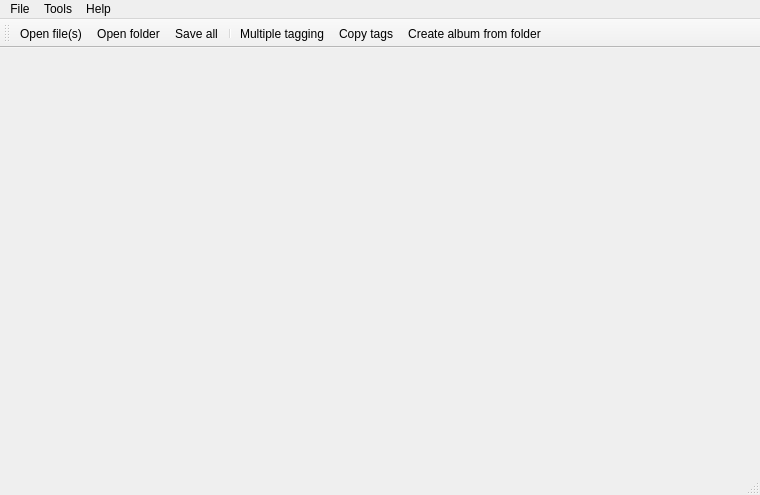
Old version of the form mainwindow.ui in the repository amethystant/Qtag.
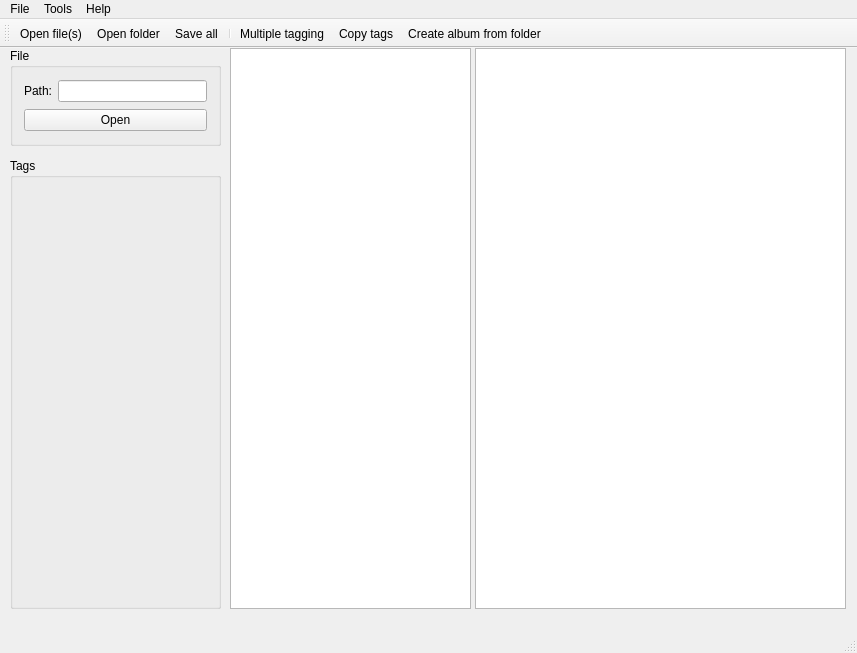
New version of the form. Icons and pictures are not drawn.

Commit message: Added action icons, shortcuts, and some central widgets

Diff of the .ui file:
```diff
--- a/mainwindow.ui
+++ b/mainwindow.ui
@@ -6,8 +6,8 @@
    <rect>
     <x>0</x>
     <y>0</y>
-    <width>760</width>
-    <height>495</height>
+    <width>857</width>
+    <height>653</height>
    </rect>
   </property>
   <property name="minimumSize">
@@ -22,13 +22,83 @@
   <property name="locale">
    <locale language="English" country="UnitedStates"/>
   </property>
-  <widget class="QWidget" name="centralWidget"/>
+  <widget class="QWidget" name="centralWidget">
+   <widget class="QTableView" name="tableView">
+    <property name="geometry">
+     <rect>
+      <x>475</x>
+      <y>0</y>
+      <width>371</width>
+      <height>561</height>
+     </rect>
+    </property>
+   </widget>
+   <widget class="QTreeView" name="treeView">
+    <property name="geometry">
+     <rect>
+      <x>230</x>
+      <y>0</y>
+      <width>241</width>
+      <height>561</height>
+     </rect>
+    </property>
+   </widget>
+   <widget class="QGroupBox" name="groupBox_file">
+    <property name="geometry">
+     <rect>
+      <x>10</x>
+      <y>0</y>
+      <width>211</width>
+      <height>98</height>
+     </rect>
+    </property>
+    <property name="title">
+     <string>File</string>
+    </property>
+    <layout class="QVBoxLayout" name="verticalLayout">
+     <item>
+      <layout class="QHBoxLayout" name="horizontalLayout">
+       <item>
+        <widget class="QLabel" name="label_path">
+         <property name="text">
+          <string>Path:</string>
+         </property>
+        </widget>
+       </item>
+       <item>
+        <widget class="QLineEdit" name="lineEdit_path"/>
+       </item>
+      </layout>
+     </item>
+     <item>
+      <widget class="QPushButton" name="pushButton">
+       <property name="text">
+        <string>Open</string>
+       </property>
+      </widget>
+     </item>
+    </layout>
+   </widget>
+   <widget class="QGroupBox" name="groupBox">
+    <property name="geometry">
+     <rect>
+      <x>10</x>
+      <y>110</y>
+      <width>211</width>
+      <height>451</height>
+     </rect>
+    </property>
+    <property name="title">
+     <string>Tags</string>
+    </property>
+   </widget>
+  </widget>
   <widget class="QMenuBar" name="menuBar">
    <property name="geometry">
     <rect>
      <x>0</x>
      <y>0</y>
-     <width>760</width>
+     <width>857</width>
      <height>21</height>
     </rect>
    </property>
@@ -67,6 +137,9 @@
    <addaction name="menuHelp"/>
   </widget>
   <widget class="QToolBar" name="mainToolBar">
+   <property name="toolButtonStyle">
+    <enum>Qt::ToolButtonIconOnly</enum>
+   </property>
    <attribute name="toolBarArea">
     <enum>TopToolBarArea</enum>
    </attribute>
```
Left out of the diff: 68 changed lines with no effect on the pictures. The commit also changes 38 other files.
